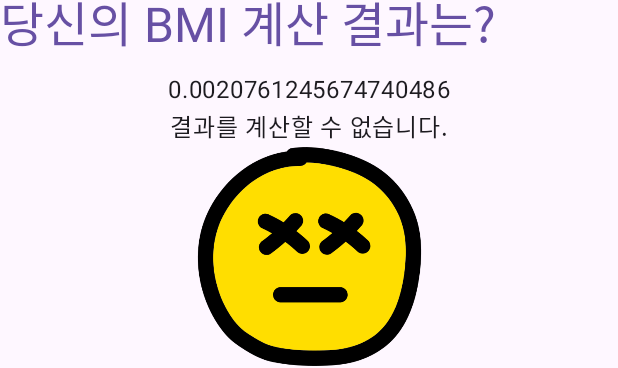
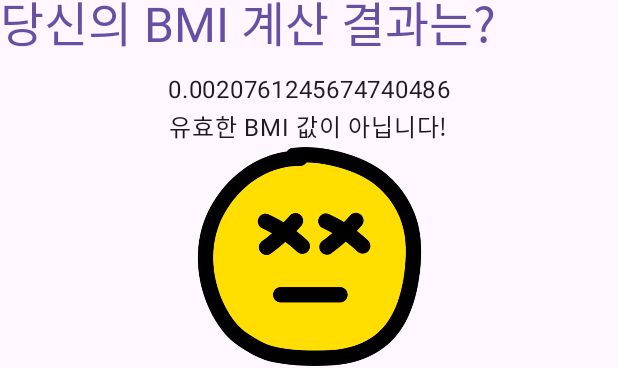
Before and after one commit to sunjoolee/BMI-Calculator, an Android app built with Jetpack Compose: the @Preview function ResultScreenPreview, on a phone screen of 412 x 824 dp. Shown: the part 450-818 px from the top of the screen. Run offline under Robolectric (Android 15) with nearby library versions, the phone set to English and light mode, and no system bars.

Commit message:
[Style] Change string

```diff
--- a/app/src/main/res/values/strings.xml
+++ b/app/src/main/res/values/strings.xml
@@ -1,7 +1,5 @@
 <resources>
     <string name="app_name">BMI 계산기</string>
-
-
 
     <string name="main_tv_title">BMI 계산기</string>
     <string name="main_tv_height">신장</string>
@@ -16,6 +14,6 @@
     <string name="result_level_over">과체중입니다.</string>
     <string name="result_level_obese">비만입니다.</string>
     <string name="result_level_extreme">고도비만입니다.</string>
-    <string name="result_level_wrong">결과를 계산할 수 없습니다.</string>
+    <string name="result_level_wrong">유효한 BMI 값이 아닙니다!</string>
     <string name="result_btn_back">돌아가기</string>
 </resources>
```
